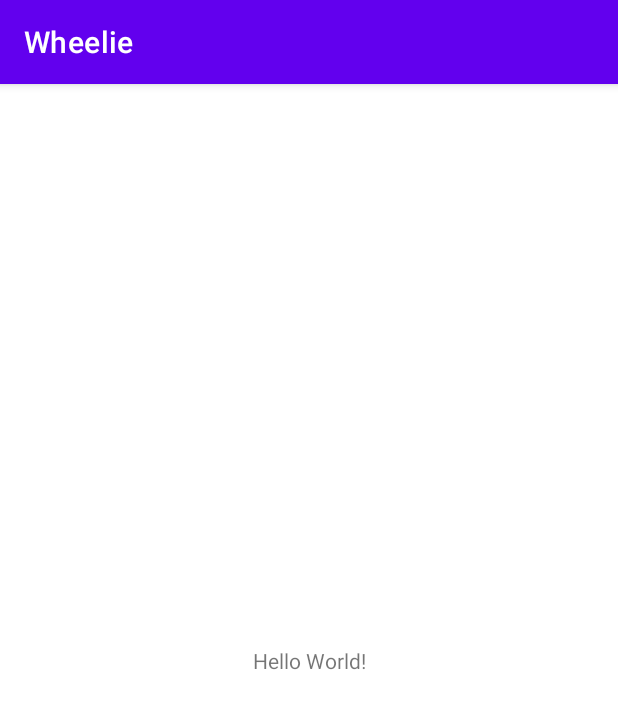
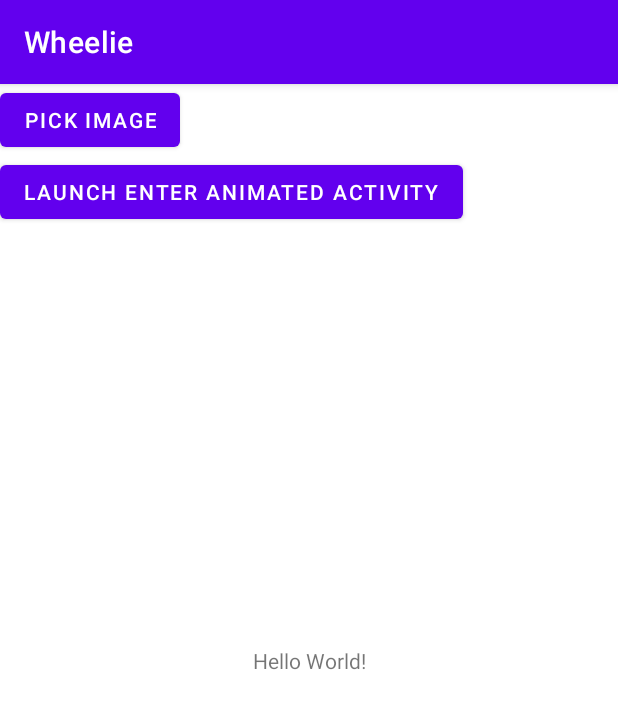
Before and after one commit to ankitbatra11/wheelie, an Android app: the screen it shows after launch (MainActivity), on a phone screen of 412 x 824 dp. Shown: the top 709 px of the screen. Run offline under Robolectric (Android 15) with nearby library versions, the phone set to English and light mode, and no system bars; our stand-ins replace Timber; 1 statement that could not run was skipped.

Commit message:
fixed shared x axis activity transition animation

```diff
--- a/app/src/main/AndroidManifest.xml
+++ b/app/src/main/AndroidManifest.xml
@@ -6,7 +6,7 @@
 
     <application
         android:name=".WheelieApp"
-        android:allowBackup="true"
+        android:allowBackup="false"
         android:icon="@mipmap/ic_launcher"
         android:label="@string/app_name"
         android:roundIcon="@mipmap/ic_launcher_round"
@@ -19,6 +19,7 @@
                 <category android:name="android.intent.category.LAUNCHER" />
             </intent-filter>
         </activity>
+        <activity android:name=".EnterAnimatedActivity" />
     </application>
 
 </manifest>
--- a/app/src/main/java/com/abatra/android/wheelie/demo/MainActivity.java
+++ b/app/src/main/java/com/abatra/android/wheelie/demo/MainActivity.java
@@ -1,11 +1,18 @@
 package com.abatra.android.wheelie.demo;
 
 import android.content.Context;
+import android.content.Intent;
+import android.os.Build;
 import android.os.Bundle;
+import android.view.LayoutInflater;
+import android.view.Window;
 
 import androidx.appcompat.app.AppCompatActivity;
 
 import com.abatra.android.wheelie.activity.ActivityResultRegistrar;
+import com.abatra.android.wheelie.animation.AnimationAttributes;
+import com.abatra.android.wheelie.animation.MaterialMotion;
+import com.abatra.android.wheelie.demo.databinding.ActivityMainBinding;
 import com.abatra.android.wheelie.media.picker.IntentMediaPicker;
 import com.abatra.android.wheelie.media.picker.PickMediaCount;
 import com.abatra.android.wheelie.media.picker.PickMediaRequest;
@@ -15,18 +22,39 @@ import timber.log.Timber;
 
 public class MainActivity extends AppCompatActivity implements ActivityResultRegistrar {
 
+    private final IntentMediaPicker intentMediaPicker = new IntentMediaPicker();
+
     @Override
     protected void onCreate(Bundle savedInstanceState) {
+
+        if (Build.VERSION.SDK_INT >= Build.VERSION_CODES.LOLLIPOP) {
+            requestWindowFeature(Window.FEATURE_ACTIVITY_TRANSITIONS);
+            MaterialMotion.sharedXAxis().applyExitAnimation(this, AnimationAttributes.defaultAttributes());
+        }
+
         super.onCreate(savedInstanceState);
-        setContentView(R.layout.activity_main);
-        IntentMediaPicker intentMediaPicker = new IntentMediaPicker();
+
+        ActivityMainBinding binding = ActivityMainBinding.inflate(LayoutInflater.from(this));
+        setContentView(binding.getRoot());
+
         intentMediaPicker.setActivityResultRegistrar(this);
-        intentMediaPicker.pickMedia(PickMediaRequest.builder()
-                .pick(PickMediaCount.MULTIPLE)
-                .ofType(PickableMediaType.IMAGE)
-                .withActivityResultRegistrar(this)
-                .withMultipleMediaResultCallback(result -> Timber.d("result=%s", result))
-                .build());
+        binding.pickImage.setOnClickListener(v -> {
+
+            PickMediaRequest pickMediaRequest = PickMediaRequest.builder()
+                    .pick(PickMediaCount.MULTIPLE)
+                    .ofType(PickableMediaType.IMAGE)
+                    .withActivityResultRegistrar(MainActivity.this)
+                    .withMultipleMediaResultCallback(result -> Timber.d("result=%s", result))
+                    .build();
+
+            intentMediaPicker.pickMedia(pickMediaRequest);
+        });
+        binding.launchEnterAnimatedScreen.setOnClickListener(v -> {
+            if (Build.VERSION.SDK_INT >= Build.VERSION_CODES.LOLLIPOP) {
+                Intent intent = new Intent(v.getContext(), EnterAnimatedActivity.class);
+                MaterialMotion.sharedXAxis().startActivityWithAnimation(intent, MainActivity.this);
+            }
+        });
     }
 
     @Override
--- a/app/src/main/res/layout/activity_main.xml
+++ b/app/src/main/res/layout/activity_main.xml
@@ -3,8 +3,25 @@
     xmlns:app="http://schemas.android.com/apk/res-auto"
     xmlns:tools="http://schemas.android.com/tools"
     android:layout_width="match_parent"
+    android:id="@+id/root_view"
     android:layout_height="match_parent"
     tools:context=".MainActivity">
+
+    <com.google.android.material.button.MaterialButton
+        android:id="@+id/pick_image"
+        android:layout_width="wrap_content"
+        android:layout_height="wrap_content"
+        android:text="@string/pick_image"
+        app:layout_constraintStart_toStartOf="parent"
+        app:layout_constraintTop_toTopOf="parent" />
+
+    <com.google.android.material.button.MaterialButton
+        android:id="@+id/launch_enter_animated_screen"
+        android:layout_width="wrap_content"
+        android:layout_height="wrap_content"
+        android:text="@string/launch_enter_animated_activity"
+        app:layout_constraintStart_toStartOf="parent"
+        app:layout_constraintTop_toBottomOf="@id/pick_image" />
 
     <TextView
         android:layout_width="wrap_content"
--- a/app/src/main/res/values/strings.xml
+++ b/app/src/main/res/values/strings.xml
@@ -1,3 +1,6 @@
 <resources>
     <string name="app_name">Wheelie</string>
+    <string name="pick_image">Pick Image</string>
+    <string name="launch_enter_animated_activity">Launch enter animated activity</string>
+    <string name="enter_animated_activity">Enter animated activity</string>
 </resources>
--- /dev/null
+++ b/wheelie/src/main/java/com/abatra/android/wheelie/animation/AnimationAttributes.java
@@ -0,0 +1,43 @@
+package com.abatra.android.wheelie.animation;
+
+import android.os.Build;
+import android.view.View;
+
+import java.util.Collection;
+import java.util.HashSet;
+
+public class AnimationAttributes {
+
+    private final Collection<Integer> targetViewIds = new HashSet<>();
+    private final Collection<View> targetViews = new HashSet<>();
+
+    private AnimationAttributes() {
+    }
+
+    public static AnimationAttributes defaultAttributes() {
+        return new AnimationAttributes();
+    }
+
+    public AnimationAttributes addTargetViewId(int targetViewId) {
+        targetViewIds.add(targetViewId);
+        return this;
+    }
+
+    public AnimationAttributes addTargetView(View targetView) {
+        targetViews.add(targetView);
+        return this;
+    }
+
+    public void set(android.transition.Transition transition) {
+        if (Build.VERSION.SDK_INT >= Build.VERSION_CODES.KITKAT) {
+            for (Integer targetViewId : targetViewIds) {
+                transition.addTarget(targetViewId);
+            }
+        }
+        if (Build.VERSION.SDK_INT >= Build.VERSION_CODES.KITKAT) {
+            for (View targetView : targetViews) {
+                transition.addTarget(targetView);
+            }
+        }
+    }
+}
--- a/wheelie/src/main/java/com/abatra/android/wheelie/animation/MaterialMotion.java
+++ b/wheelie/src/main/java/com/abatra/android/wheelie/animation/MaterialMotion.java
@@ -1,10 +1,29 @@
 package com.abatra.android.wheelie.animation;
 
 import android.app.Activity;
+import android.app.ActivityOptions;
+import android.content.Intent;
+import android.os.Build;
+import android.os.Bundle;
+
+import androidx.annotation.RequiresApi;
 
 public interface MaterialMotion {
 
-    void applyExitAnimation(Activity activity);
+    @RequiresApi(api = Build.VERSION_CODES.LOLLIPOP)
+    static MaterialMotion sharedXAxis() {
+        return XSharedAxisMotion.getInstance();
+    }
 
-    void applyEnterAnimation(Activity activity);
+    void applyExitAnimation(Activity activity, AnimationAttributes animationAttributes);
+
+    void applyEnterAnimation(Activity activity, AnimationAttributes animationAttributes);
+
+    default void startActivityWithAnimation(Intent intent, Activity activity) {
+        Bundle options = null;
+        if (android.os.Build.VERSION.SDK_INT >= android.os.Build.VERSION_CODES.LOLLIPOP) {
+            options = ActivityOptions.makeSceneTransitionAnimation(activity).toBundle();
+        }
+        activity.startActivity(intent, options);
+    }
 }
--- a/wheelie/src/main/java/com/abatra/android/wheelie/animation/XSharedAxisMotion.java
+++ b/wheelie/src/main/java/com/abatra/android/wheelie/animation/XSharedAxisMotion.java
@@ -10,19 +10,33 @@ import com.google.android.material.transition.platform.MaterialSharedAxis;
 @RequiresApi(api = Build.VERSION_CODES.LOLLIPOP)
 public class XSharedAxisMotion implements SharedAxisMotion {
 
-    public static XSharedAxisMotion INSTANCE = new XSharedAxisMotion();
+    private static final XSharedAxisMotion instance = new XSharedAxisMotion();
 
     private XSharedAxisMotion() {
     }
 
-    @Override
-    public void applyExitAnimation(Activity activity) {
-        activity.getWindow().setExitTransition(new MaterialSharedAxis(MaterialSharedAxis.X, true));
+    static XSharedAxisMotion getInstance() {
+        return instance;
     }
 
     @Override
-    public void applyEnterAnimation(Activity activity) {
-        activity.getWindow().setEnterTransition(new MaterialSharedAxis(MaterialSharedAxis.X, true));
+    public void applyExitAnimation(Activity activity, AnimationAttributes animationAttributes) {
+        activity.getWindow().setExitTransition(createMaterialSharedAxis(true, animationAttributes));
+        activity.getWindow().setReenterTransition(createMaterialSharedAxis(false, animationAttributes));
+    }
+
+    private MaterialSharedAxis createMaterialSharedAxis(boolean forward, AnimationAttributes animationAttributes) {
+        MaterialSharedAxis materialSharedAxis = new MaterialSharedAxis(MaterialSharedAxis.X, forward);
+        materialSharedAxis.excludeTarget(android.R.id.statusBarBackground, true);
+        materialSharedAxis.excludeTarget(android.R.id.navigationBarBackground, true);
+        animationAttributes.set(materialSharedAxis);
+        return materialSharedAxis;
+    }
+
+    @Override
+    public void applyEnterAnimation(Activity activity, AnimationAttributes animationAttributes) {
+        activity.getWindow().setEnterTransition(createMaterialSharedAxis(true, animationAttributes));
+        activity.getWindow().setReturnTransition(createMaterialSharedAxis(false, animationAttributes));
         activity.getWindow().setAllowEnterTransitionOverlap(true);
     }
 }
```
Also changed, not shown: app/build.gradle (+7 -1 lines), app/src/main/java/com/abatra/android/wheelie/demo/EnterAnimatedActivity.java (added, +30 -0 lines), app/src/main/res/layout/activity_enter_animated.xml (added, +20 -0 lines).
